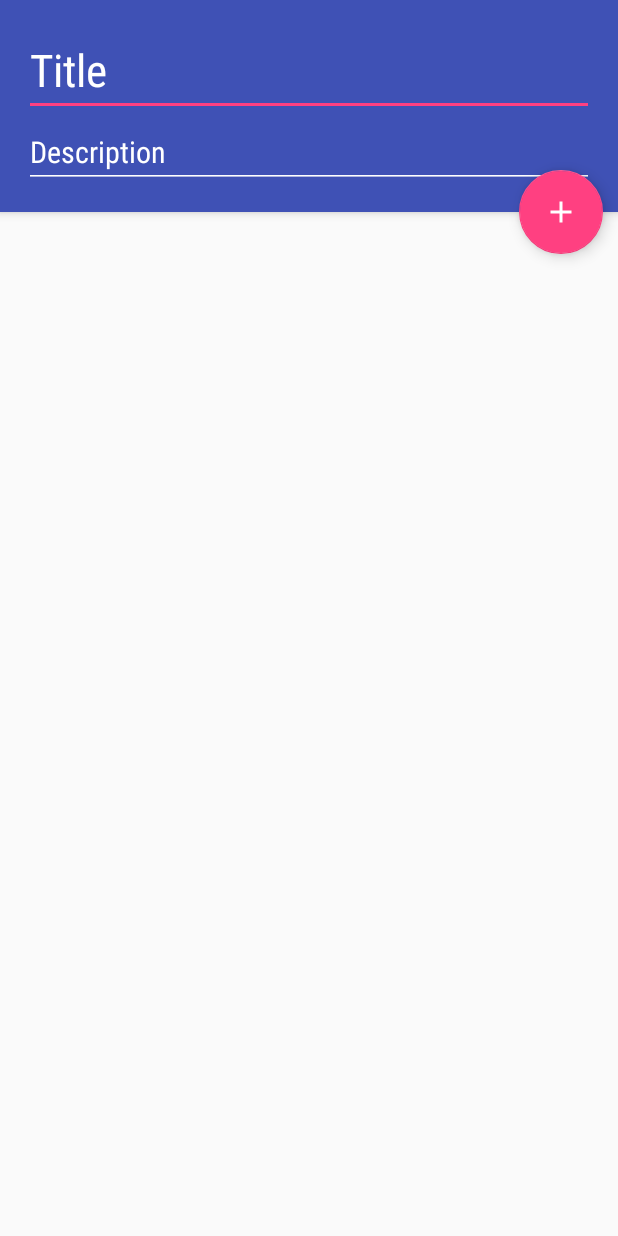
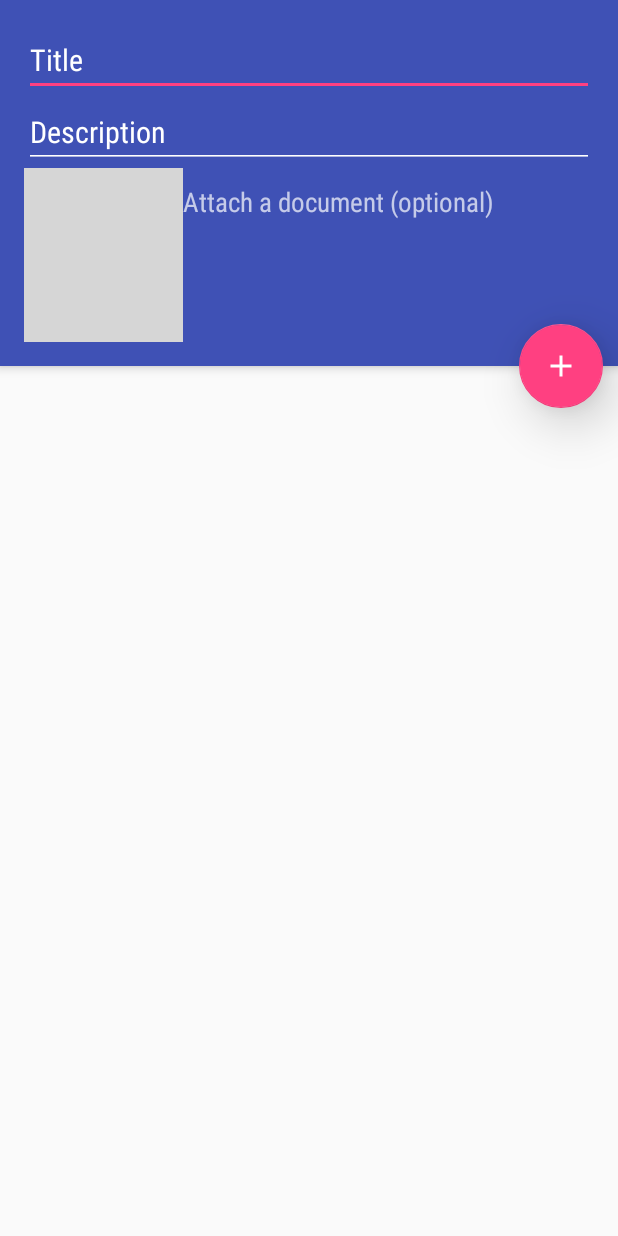
Before and after one commit to pshkrh/RealtimeList, an Android app: the layout activity_main.xml on its own in the app's theme, with its tools: preview values and no code run, on a phone screen of 412 x 824 dp. Run offline under Robolectric (Android 15) with nearby library versions, the phone set to English and light mode, and no system bars; plain views replace MaterialEditText; grey boxes are pictures that could not be loaded.

Commit message:
Attach document UI

```diff
--- a/app/src/main/java/com/pshkrh/realtimelist/MainActivity.java
+++ b/app/src/main/java/com/pshkrh/realtimelist/MainActivity.java
@@ -144,7 +144,23 @@ public class MainActivity extends AppCompatActivity {
             }
         });
 
+        attach = findViewById(R.id.attach);
+        attach.setOnClickListener(new View.OnClickListener() {
+            @Override
+            public void onClick(View v) {
+                CharSequence colors[] = new CharSequence[] {"Image", "PDF"};
 
+                AlertDialog.Builder builder = new AlertDialog.Builder(mContext);
+                builder.setTitle("Attach a document");
+                builder.setItems(colors, new DialogInterface.OnClickListener() {
+                    @Override
+                    public void onClick(DialogInterface dialog, int which) {
+                        // TODO: Attachment intents
+                    }
+                });
+                builder.show();
+            }
+        });
 
         listItem = (RecyclerView)findViewById(R.id.recycler);
         listItem.setHasFixedSize(true);
--- a/app/src/main/res/layout/activity_main.xml
+++ b/app/src/main/res/layout/activity_main.xml
@@ -26,7 +26,7 @@
                 android:id="@+id/task_title"
                 android:hint="@string/task_title"
                 android:inputType="textCapSentences"
-                android:textSize="30sp"
+                android:textSize="20sp"
                 android:textColorHint="@android:color/white"
                 android:layout_width="match_parent"
                 android:layout_height="wrap_content"
@@ -50,6 +50,38 @@
                 app:met_singleLineEllipsis="true"
                 android:fontFamily="sans-serif-condensed"/>
 
+            <LinearLayout
+                android:layout_width="wrap_content"
+                android:layout_height="wrap_content"
+                android:orientation="horizontal">
+
+
+                <ImageButton
+                    android:id="@+id/attach"
+                    android:layout_width="wrap_content"
+                    android:layout_height="wrap_content"
+                    android:src="@drawable/ic_paperclip_white_24dp"
+                    android:background="@color/colorPrimary"
+                    android:paddingRight="10dp"
+                    android:paddingTop="10dp"
+                    android:paddingBottom="10dp"/>
+
+                <TextView
+                    android:id="@+id/attached_filename"
+                    android:layout_width="wrap_content"
+                    android:layout_height="wrap_content"
+                    android:text="@string/attach"
+                    android:fontFamily="sans-serif-condensed"
+                    android:textSize="18sp"
+                    android:paddingRight="10dp"
+                    android:paddingTop="10dp"
+                    android:paddingBottom="10dp"/>
+
+
+            </LinearLayout>
+
+
+
         </LinearLayout>
 
 
@@ -61,7 +93,7 @@
         android:layout_height="wrap_content"
         android:src="@drawable/ic_add_black_24dp"
         android:layout_marginRight="10dp"
-        app:elevation="6dp"
+        app:elevation="20dp"
         app:pressedTranslationZ="12dp"
         app:layout_anchor="@id/app_bar_layout"
         app:layout_anchorGravity="bottom|right"
--- a/app/src/main/res/values/strings.xml
+++ b/app/src/main/res/values/strings.xml
@@ -9,5 +9,6 @@
     <string name="submit">Submit</string>
     <string name="change_group">Change Group</string>
     <string name="case_sensitive">Note: The group code is case-sensitive.</string>
+    <string name="attach">Attach a document (optional)</string>
     <string name="select_option">Welcome to To-Do List. Please enter the Group Code to proceed. &#xD;If there is no group with that code, it will be created.</string>
 </resources>
```
